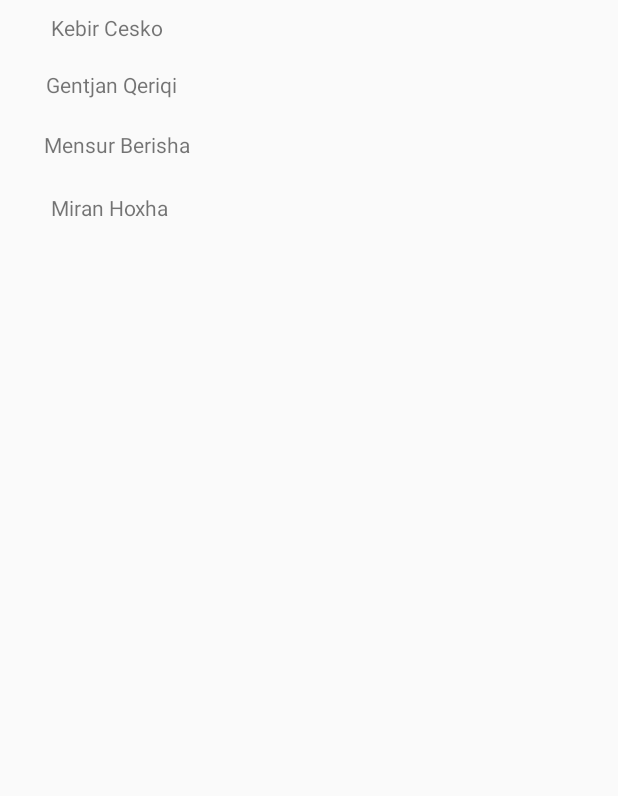
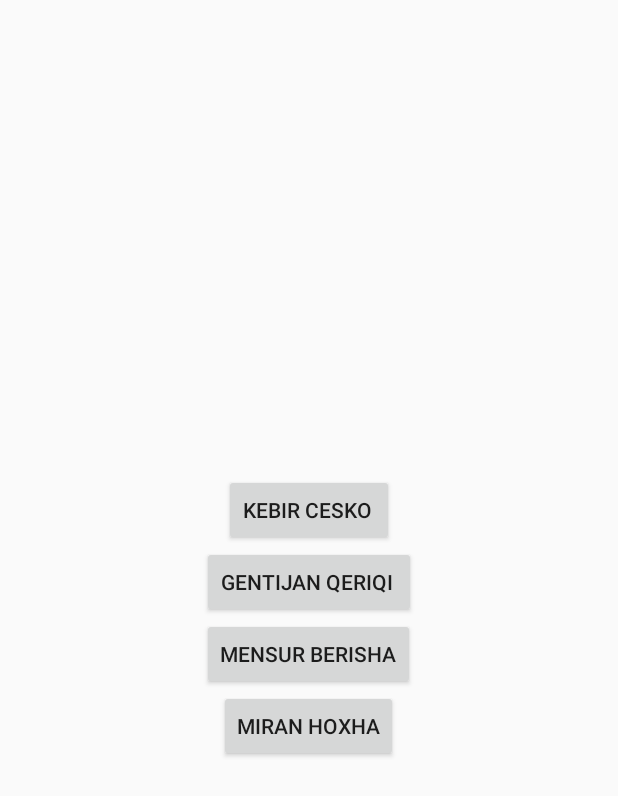
Before and after one commit to kebircesko/CoffeeScan, an Android app: the layout activity_main.xml on its own in the app's theme, with its tools: preview values and no code run, on a phone screen of 412 x 824 dp. Shown: the top 796 px of the screen. Run offline under Robolectric (Android 15) with nearby library versions, the phone set to English and light mode, and no system bars.

Commit message:
commit05

```diff
--- a/app/build.gradle
+++ b/app/build.gradle
@@ -16,7 +16,7 @@ android {
             proguardFiles getDefaultProguardFile('proguard-android.txt'), 'proguard-rules.pro'
         }
     }
-    buildToolsVersion '28.0.0 rc1'
+    buildToolsVersion '26.0.2'
 }
 
 dependencies {
--- a/app/src/main/res/layout/activity_main.xml
+++ b/app/src/main/res/layout/activity_main.xml
@@ -1,53 +1,39 @@
 <?xml version="1.0" encoding="utf-8"?>
-<android.support.constraint.ConstraintLayout xmlns:android="http://schemas.android.com/apk/res/android"
-    xmlns:app="http://schemas.android.com/apk/res-auto"
+<LinearLayout
+    xmlns:android="http://schemas.android.com/apk/res/android"
     xmlns:tools="http://schemas.android.com/tools"
     android:layout_width="match_parent"
     android:layout_height="match_parent"
-    tools:context="com.example.kebir.coffeescan.MainActivity" >
+    android:orientation="vertical"
+    android:gravity="center"
+    tools:context="com.example.kebir.coffeescan.MainActivity">
 
-    <TextView
+    <Button
+        android:id="@+id/button1"
         android:layout_width="wrap_content"
         android:layout_height="wrap_content"
-        android:text="Kebir Cesko"
-        app:layout_constraintBottom_toBottomOf="parent"
-        app:layout_constraintHorizontal_bias="0.100"
-        app:layout_constraintLeft_toLeftOf="parent"
-        app:layout_constraintRight_toRightOf="parent"
-        app:layout_constraintTop_toTopOf="parent"
-        app:layout_constraintVertical_bias="0.011" />
+        android:text="Kebir Cesko " />
 
-    <TextView
+
+    <Button
+        android:id="@+id/button2"
         android:layout_width="wrap_content"
         android:layout_height="wrap_content"
-        android:text="Gentjan Qeriqi"
-        app:layout_constraintBottom_toBottomOf="parent"
-        app:layout_constraintHorizontal_bias="0.094"
-        app:layout_constraintLeft_toLeftOf="parent"
-        app:layout_constraintRight_toRightOf="parent"
-        app:layout_constraintTop_toTopOf="parent"
-        app:layout_constraintVertical_bias="0.058" />
+        android:text="Gentijan Qeriqi " />
 
-    <TextView
+
+    <Button
+        android:id="@+id/button3"
         android:layout_width="wrap_content"
         android:layout_height="wrap_content"
-        android:text="Mensur Berisha"
-        app:layout_constraintBottom_toBottomOf="parent"
-        app:layout_constraintHorizontal_bias="0.094"
-        app:layout_constraintLeft_toLeftOf="parent"
-        app:layout_constraintRight_toRightOf="parent"
-        app:layout_constraintTop_toTopOf="parent"
-        app:layout_constraintVertical_bias="0.108" />
+        android:text="Mensur Berisha" />
 
-    <TextView
+
+    <Button
+        android:id="@+id/button4"
         android:layout_width="wrap_content"
         android:layout_height="wrap_content"
-        android:text="Miran Hoxha"
-        app:layout_constraintBottom_toBottomOf="parent"
-        app:layout_constraintHorizontal_bias="0.101"
-        app:layout_constraintLeft_toLeftOf="parent"
-        app:layout_constraintRight_toRightOf="parent"
-        app:layout_constraintTop_toTopOf="parent"
-        app:layout_constraintVertical_bias="0.16" />
+        android:text="Miran Hoxha" />
 
-</android.support.constraint.ConstraintLayout>
+
+</LinearLayout>
--- a/app/src/main/res/values/strings.xml
+++ b/app/src/main/res/values/strings.xml
@@ -1,4 +1,4 @@
 <resources>
     <string name="app_name">CoffeeScan</string>
-    <string name="hello">Hello!</string>
+
 </resources>
```
Also changed, not shown: app/src/main/java/com/example/kebir/coffeescan/MainActivity.java (+10 -0 lines).
